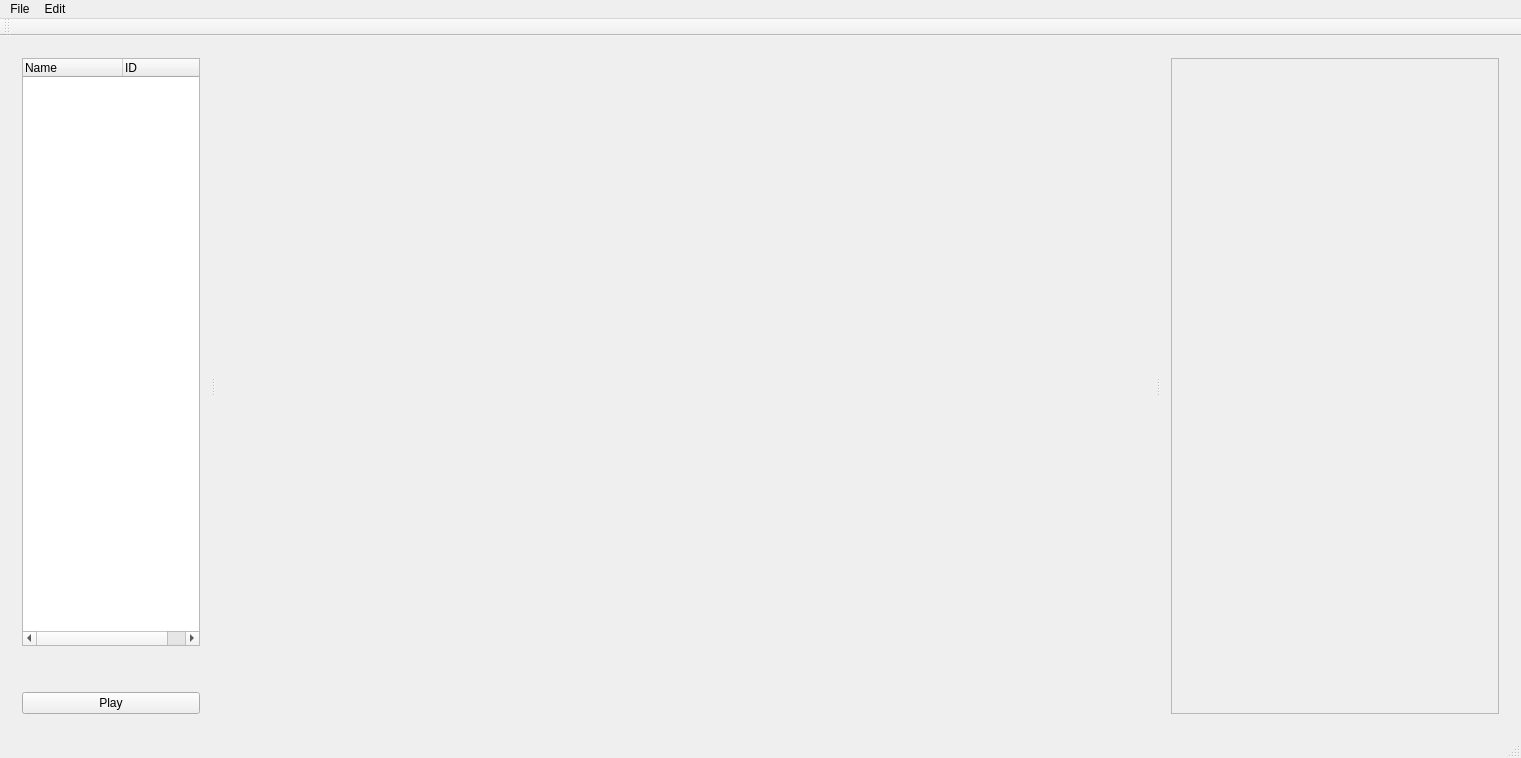
Above: mainwindow.ui from NotBjoggisAtAll/Tomato-Engine before the change. Below: the same form after it.
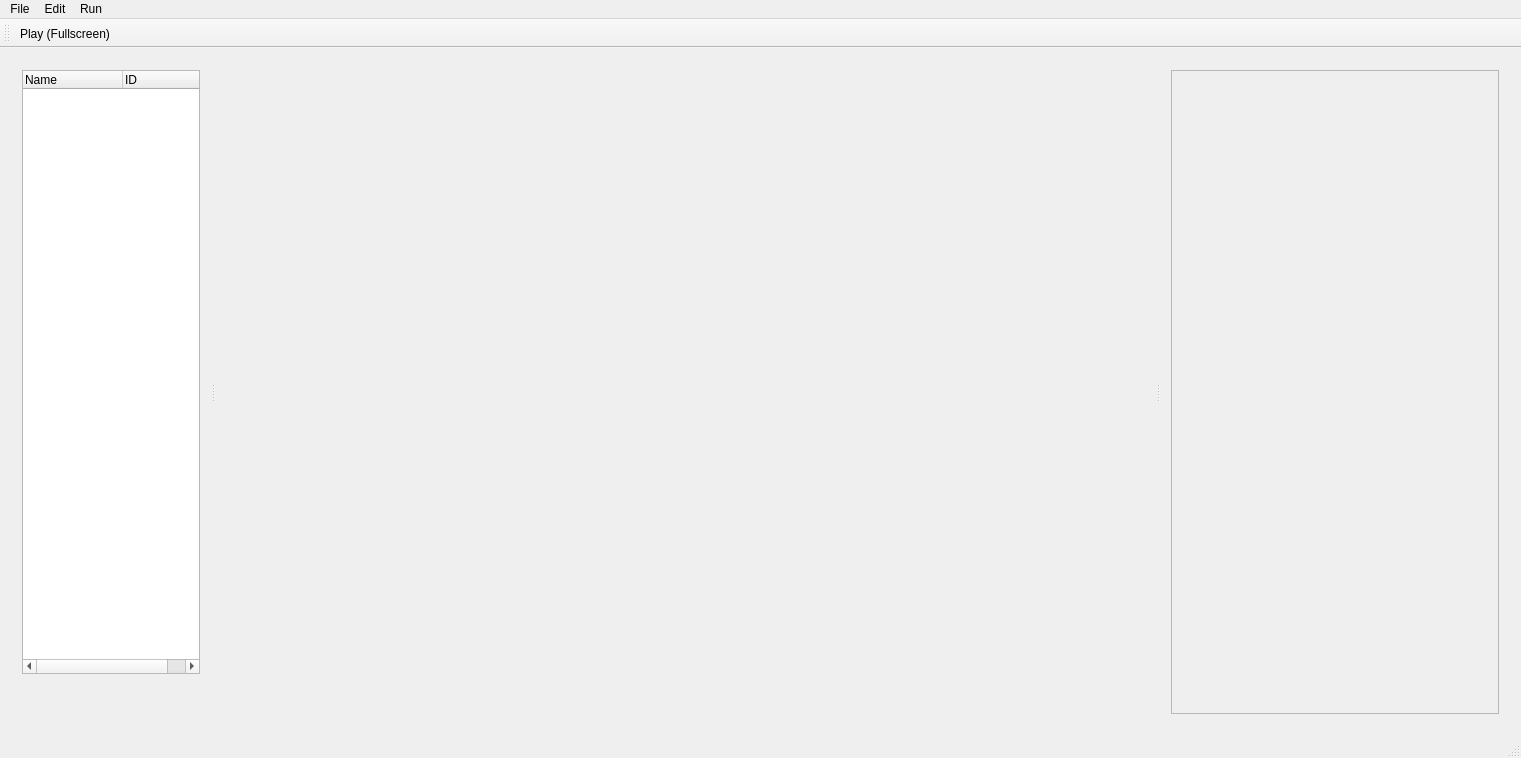
That is the form after the change.

Commit message: Added an option to play in fullscreen and in edtior

```diff
--- a/mainwindow.ui
+++ b/mainwindow.ui
@@ -69,13 +69,6 @@
             </property>
            </spacer>
           </item>
-          <item>
-           <widget class="QPushButton" name="playButton">
-            <property name="text">
-             <string>Play</string>
-            </property>
-           </widget>
-          </item>
          </layout>
         </item>
        </layout>
@@ -108,7 +101,7 @@
              <x>0</x>
              <y>0</y>
              <width>330</width>
-             <height>661</height>
+             <height>650</height>
             </rect>
            </property>
           </widget>
@@ -150,8 +143,16 @@
     </property>
     <addaction name="actionToggle_Wireframe"/>
    </widget>
+   <widget class="QMenu" name="menuRun">
+    <property name="title">
+     <string>Run</string>
+    </property>
+    <addaction name="actionPlay"/>
+    <addaction name="actionPlay_in_Editor"/>
+   </widget>
    <addaction name="menuFile"/>
    <addaction name="menuEdit"/>
+   <addaction name="menuRun"/>
   </widget>
   <widget class="QToolBar" name="mainToolBar">
    <attribute name="toolBarArea">
@@ -160,6 +161,7 @@
    <attribute name="toolBarBreak">
     <bool>false</bool>
    </attribute>
+   <addaction name="actionPlay"/>
   </widget>
   <widget class="QStatusBar" name="statusBar"/>
   <action name="actionToggle_Wireframe">
@@ -196,6 +198,19 @@
     <string>Plane</string>
    </property>
   </action>
+  <action name="actionPlay">
+   <property name="text">
+    <string>Play (Fullscreen)</string>
+   </property>
+   <property name="shortcut">
+    <string>Alt+P</string>
+   </property>
+  </action>
+  <action name="actionPlay_in_Editor">
+   <property name="text">
+    <string>Play in Editor</string>
+   </property>
+  </action>
  </widget>
  <layoutdefault spacing="6" margin="11"/>
  <resources/>
```
Left out of the diff: 4 changed lines with no effect on the pictures. The commit also changes 2 other files.
